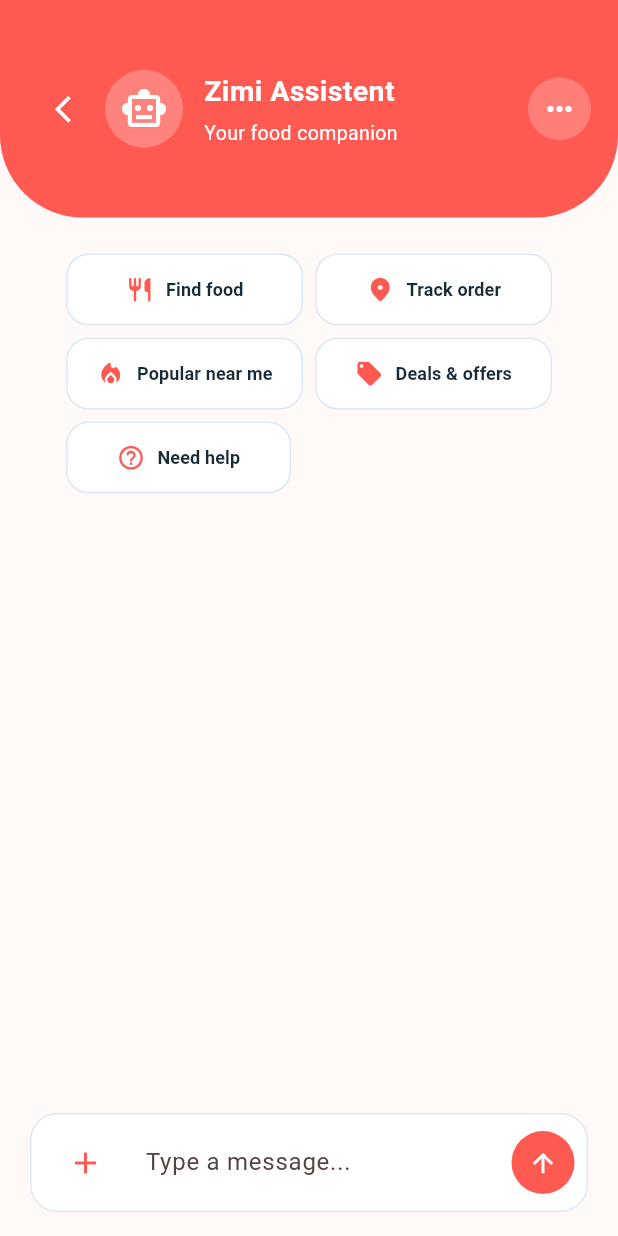
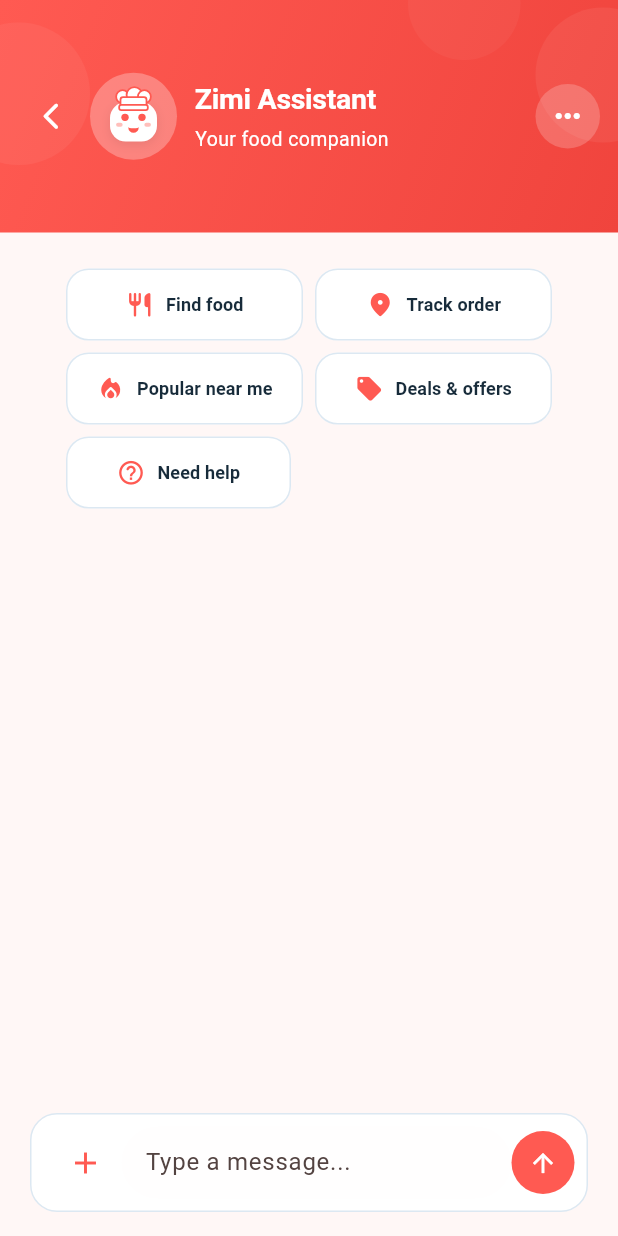
Before and after one commit to Gaelle-Akl/zimi_chat, a Flutter app: the screen it shows after launch, on a phone screen of 412 x 824 dp. Run offline on Flutter 3.47's test engine with Material 3 defaults, Android fonts, the phone set to English and light mode, and no system bars.

Commit message:
Perfected the zimi avatar

```diff
--- a/lib/app/theme/app_colors.dart
+++ b/lib/app/theme/app_colors.dart
@@ -7,8 +7,8 @@ class AppColors {
   static const primaryLight = Color(0xFFFF8A83);
 
   // Background
-  static const background = Color(0xFFFFF9F8);
-  static const surface = Color(0xFFFFFFFF);
+  static const background = Color(0xFFFFF7F6);
+  static const surface = Color(0xFFFFFEFE);
 
 
   // Text
@@ -26,4 +26,6 @@ class AppColors {
   static const success = Color(0xFF70D69B);
   static const warning = Color(0xFFF2B84B);
   static const error = Color(0xFFE66A6A);
+
+  static const light = Color(0xF3CFCE);
 }
--- a/lib/features/chatbot/models/chat_message.dart
+++ b/lib/features/chatbot/models/chat_message.dart
@@ -2,6 +2,7 @@ import 'package:flutter/material.dart';
 
 import '../../../app/theme/app_colors.dart';
 import '../models/chat_message_model.dart';
+import  '../widgets/zimi_avatar.dart';
 
 class ChatMessage extends StatelessWidget {
   final ChatMessageModel message;
@@ -107,20 +108,9 @@ class ChatMessage extends StatelessWidget {
   }
 
   Widget _buildBotAvatar() {
-    return Container(
-      width: 38,
-      height: 38,
+    return const ZimiAvatar(
+      size: 38,
+    );
 
-      decoration: BoxDecoration(
-        color: AppColors.primaryLight.withOpacity(0.25),
-        shape: BoxShape.circle,
-      ),
-
-      child: const Icon(
-        Icons.smart_toy_outlined,
-        color: AppColors.primary,
-        size: 23,
-      ),
-    );
   }
 }
--- a/lib/features/chatbot/widgets/chat_header.dart
+++ b/lib/features/chatbot/widgets/chat_header.dart
@@ -1,99 +1,192 @@
 import 'package:flutter/material.dart';
 import "../../../app/theme/app_colors.dart";
 
+import '../widgets/zimi_avatar.dart';
+
 class ChatHeader extends StatelessWidget {
   const ChatHeader({super.key});
+
   @override
   Widget build(BuildContext context) {
     return Container(
-      height: 145,
+      height: 155,
       width: double.infinity,
-
       decoration: const BoxDecoration(
-        color: AppColors.primary,
-
-        borderRadius: BorderRadius.only(
-          bottomLeft: Radius.circular(55),
-          bottomRight: Radius.circular(55),
+        gradient: LinearGradient(
+          begin: Alignment.topLeft,
+          end: Alignment.bottomRight,
+          colors: [
+            AppColors.primary,
+            AppColors.primaryDark,
+          ],
         ),
       ),
-
+      child: ClipPath(
+        clipper: HeaderWaveClipper(),
+        child: Stack(
+          children: [
+            Positioned(
+              left: -35,
+              top: 15,
+              child: _decorativeCircle(
+                95,
+                Colors.white.withOpacity(0.05),
+              ),
+            ),
+            Positioned(
+              right: -35,
+              top: 5,
+              child: _decorativeCircle(
+                90,
+                Colors.white.withOpacity(0.06),
+              ),
+            ),
+            Positioned(
+              right: 65,
+              top: -35,
+              child: _decorativeCircle(
+                75,
+                Colors.white.withOpacity(0.04),
+              ),
+            ),
+            SafeArea(
+              bottom: false,
               child: Padding(
-        padding: const EdgeInsets.symmetric(
-          horizontal: 18,
-        ),
+                padding: const EdgeInsets.symmetric(horizontal: 12),
                 child: Row(
                   children: [
-            IconButton(
-              onPressed: () {},
-              icon: const Icon(
-                Icons.arrow_back_ios_new,
-                color: Colors.white,
-                size: 21,
-              ),
-            ),
+                    _buildBackButton(),
                     const SizedBox(width: 4),
-        Container(
-            width: 52,
-            height: 52,
-
-            decoration: BoxDecoration(
-              color: Colors.white.withOpacity(0.25),
-              shape: BoxShape.circle,
-            ),
-
-            child: const Icon(
-              Icons.smart_toy_outlined,
-              color: Colors.white,
-              size: 32,
-            ),
-        ),
-        const SizedBox(width: 14),
+                    const ZimiAvatar(size: 58),
+                    const SizedBox(width: 12),
                     const Expanded(
                       child: Column(
                         mainAxisAlignment: MainAxisAlignment.center,
                         crossAxisAlignment: CrossAxisAlignment.start,
-
                         children: [
                           Text(
-                    'Zimi Assistent',
+                            'Zimi Assistant',
                             style: TextStyle(
                               color: Colors.white,
                               fontSize: 19,
                               fontWeight: FontWeight.w700,
+                              letterSpacing: -0.2,
                             ),
                           ),
-
-                  SizedBox(height: 5),
+                          SizedBox(height: 4),
                           Text(
                             'Your food companion',
                             style: TextStyle(
                               color: Colors.white,
                               fontSize: 13,
+                              fontWeight: FontWeight.w400,
                             ),
                           ),
                         ],
                       ),
                     ),
-            Container(
-              width: 42,
-              height: 42,
-
-              decoration: BoxDecoration(
-                color: Colors.white.withOpacity(0.22),
-                shape: BoxShape.circle,
+                    _buildMoreButton(),
+                  ],
                 ),
-
-              child: const Icon(
-                Icons.more_horiz,
-                color: Colors.white,
-                size: 24,
               ),
-
             ),
           ],
         ),
       ),
     );
   }
+
+
+  Widget _buildBackButton(){
+    return SizedBox(
+      width: 44,
+      height:50,
+
+      child:IconButton(
+        onPressed: () {},
+
+        icon:const Icon(
+            Icons.arrow_back_ios_new_rounded,
+            color:Colors.white,
+            size:21,
+        ),
+      ),
+    );
   }
+
+  Widget _buildMoreButton(){
+    return Container(
+      width:43,
+      height:43,
+      decoration :BoxDecoration(
+        color:Colors.white.withOpacity(0.20),
+        shape: BoxShape.circle,
+      ),
+      child: const Icon(
+        Icons.more_horiz_rounded,
+        color: Colors.white,
+        size: 24,
+      ),
+    );
+  }
+
+  Widget _decorativeCircle(
+    double size,
+    Color color,
+  ) {
+    return Container(
+      width: size,
+      height: size,
+      decoration: BoxDecoration(
+        color: color,
+        shape: BoxShape.circle,
+      ),
+    );
+  }
+}
+
+class HeaderWaveClipper extends CustomClipper<Path> {
+  @override
+  Path getClip(Size size) {
+    final path = Path();
+
+    path.moveTo(0, 0);
+
+    path.lineTo(0, size.height * 0.82);
+
+    path.quadraticBezierTo(
+      size.width * 0.15,
+      size.height * 0.97,
+      size.width * 0.32,
+      size.height * 0.88,
+    );
+
+
+    path.quadraticBezierTo(
+      size.width * 0.48,
+      size.height * 0.78,
+      size.width * 0.65,
+      size.height * 0.87,
+    );
+
+    path.quadraticBezierTo(
+      size.width * 0.83,
+      size.height * 0.97,
+      size.width,
+      size.height * 0.78,
+    );
+
+    path.lineTo(size.width, 0);
+
+    path.close();
+
+    return path;
+  }
+
+  @override
+  bool shouldReclip(
+    covariant CustomClipper<Path> oldClipper,
+  ) {
+    return false;
+  }
+}
--- a/lib/features/chatbot/widgets/zimi_avatar.dart
+++ b/lib/features/chatbot/widgets/zimi_avatar.dart
@@ -16,9 +16,9 @@ class ZimiAvatar extends StatelessWidget {
       width: size,
       height: size,
       child: Stack(
+        clipBehavior: Clip.none,
         alignment: Alignment.center,
         children: [
-          // Soft circular background
           Container(
             width: size,
             height: size,
@@ -28,135 +28,153 @@ class ZimiAvatar extends StatelessWidget {
             ),
           ),
 
-          // Robot head
           Positioned(
-            top: size * 0.25,
+            top: size * 0.34,
             child: Container(
-              width: size * 0.62,
-              height: size * 0.48,
+              width: size * 0.54,
+              height: size * 0.45,
+
               decoration: BoxDecoration(
                 color: Colors.white,
-                borderRadius: BorderRadius.circular(size * 0.20),
+
+                borderRadius: BorderRadius.circular(
+                  size * 0.18,
+                ),
+
                 boxShadow: [
                   BoxShadow(
                     color: Colors.black.withOpacity(0.08),
-                    blurRadius: 4,
+                    blurRadius: 5,
                     offset: const Offset(0, 2),
                   ),
                 ],
               ),
 
               child: Stack(
-                alignment: Alignment.center,
                 children: [
                   // Left eye
                   Positioned(
-                    left: size * 0.17,
-                    top: size * 0.17,
+                    left: size * 0.13,
+                    top: size * 0.13,
                     child: _eye(),
                   ),
 
                   // Right eye
                   Positioned(
-                    right: size * 0.17,
-                    top: size * 0.17,
+                    right: size * 0.13,
+                    top: size * 0.13,
                     child: _eye(),
+                  ),
+
+                  Positioned(
+                    left: size * 0.07,
+                    bottom: size * 0.17,
+                    child: _cheek(),
+                  ),
+
+                  Positioned(
+                    right: size * 0.07,
+                    bottom: size * 0.17,
+                    child: _cheek(),
                   ),
 
                   // Smile
                   Positioned(
-                    bottom: size * 0.08,
+                    left: size * 0.21,
+                    right: size * 0.21,
+                    bottom: size * 0.1,
                     child: Container(
-                      width: size * 0.20,
-                      height: size * 0.08,
+                      height: size * 0.9,
+
                       decoration: BoxDecoration(
                         border: Border(
                           bottom: BorderSide(
                             color: AppColors.primary,
-                            width: 2,
+                            width: 3,
                           ),
                         ),
-                        borderRadius: BorderRadius.circular(20),
+
+                        borderRadius: BorderRadius.circular(4),
                       ),
                     ),
-                  ),
-
-                  // Cheeks
-                  Positioned(
-                    left: size * 0.08,
-                    bottom: size * 0.12,
-                    child: _cheek(),
-                  ),
-
-                  Positioned(
-                    right: size * 0.08,
-                    bottom: size * 0.12,
-                    child: _cheek(),
                   ),
                 ],
               ),
             ),
           ),
 
-          // Antenna
+
           Positioned(
-            top: size * 0.08,
-            child: Column(
-              children: [
-                Container(
-                  width: 2,
-                  height: size * 0.12,
-                  color: Colors.white,
-                ),
-                Container(
-                  width: size * 0.10,
-                  height: size * 0.10,
-                  decoration: const BoxDecoration(
-                    color: AppColors.primary,
-                    shape: BoxShape.circle,
+            top: size * 0.17,
+            child: SizedBox(
+              width: size * 0.46,
+              height: size * 0.27,
+
+              child: Stack(
+                clipBehavior: Clip.none,
+                children: [
+
+                  Positioned(
+                    left: size * 0.02,
+                    top: size * 0.02,
+                    child: _hatPuff(size * 0.17),
                   ),
-                ),
-              ],
-            ),
-          ),
 
-          // Chef hat
-          Positioned(
-            top: size * 0.16,
-            child: SizedBox(
-              width: size * 0.38,
-              height: size * 0.16,
-              child: Stack(
-                children: [
                   Positioned(
-                    left: size * 0.08,
-                    right: size * 0.08,
-                    bottom: 0,
+                    left: size * 0.14,
+                    top: -size * 0.015,
+                    child: _hatPuff(size * 0.20),
+                  ),
+
+                  Positioned(
+                    right: size * 0.02,
+                    top: size * 0.02,
+                    child: _hatPuff(size * 0.17),
+                  ),
+
+                  Positioned(
+                    left: size * 0.07,
+                    right: size * 0.07,
+                    top: size * 0.10,
                     child: Container(
-                      height: size * 0.08,
+                      height: size * 0.14,
+
                       decoration: BoxDecoration(
                         color: Colors.white,
-                        borderRadius: BorderRadius.circular(4),
+
+                        borderRadius: BorderRadius.circular(
+                          size * 0.04,
+                        ),
+
+                        border: Border.all(
+                          color: AppColors.primary,
+                          width: 1.2,
+                        ),
                       ),
                     ),
                   ),
 
-                  Positioned(
-                    left: 0,
-                    top: 0,
-                    child: _hatBubble(),
-                  ),
 
                   Positioned(
-                    left: size * 0.10,
-                    top: -size * 0.01,
-                    child: _hatBubble(),
-                  ),
+                    left: size * 0.055,
+                    right: size * 0.055,
+                    bottom: 0,
+                    child: Container(
+                      height: size * 0.08,
 
-                  Positioned(
-                    right: 0,
-                    top: 0,
-                    child: _hatBubble(),
+                      decoration: BoxDecoration(
+                        color: Colors.white,
+
+                        borderRadius: BorderRadius.circular(
+                          size * 0.035,
+                        ),
+
+                        border: Border.all(
+                          color: AppColors.primary,
+                          width: 1.2,
+                        ),
+                      ),
+                    ),
                   ),
                 ],
               ),
@@ -169,8 +187,9 @@ class ZimiAvatar extends StatelessWidget {
 
   Widget _eye() {
     return Container(
-      width: size * 0.10,
-      height: size * 0.10,
+      width: size * 0.085,
+      height: size * 0.085,
+
       decoration: const BoxDecoration(
         color: AppColors.primary,
         shape: BoxShape.circle,
@@ -180,22 +199,29 @@ class ZimiAvatar extends StatelessWidget {
 
   Widget _cheek() {
     return Container(
-      width: size * 0.08,
-      height: size * 0.05,
+      width: size * 0.075,
+      height: size * 0.045,
+
       decoration: BoxDecoration(
-        color: AppColors.primaryLight.withOpacity(0.5),
+        color: AppColors.primaryLight.withOpacity(0.55),
         borderRadius: BorderRadius.circular(20),
       ),
     );
   }
 
-  Widget _hatBubble() {
+  Widget _hatPuff(double diameter) {
     return Container(
-      width: size * 0.14,
-      height: size * 0.14,
-      decoration: const BoxDecoration(
+      width: diameter,
+      height: diameter,
+
+      decoration: BoxDecoration(
         color: Colors.white,
         shape: BoxShape.circle,
+
+        border: Border.all(
+          color: AppColors.primary,
+          width: 1.2,
+        ),
       ),
     );
   }
```
Lines whose indentation alone changed are shown as unchanged.
